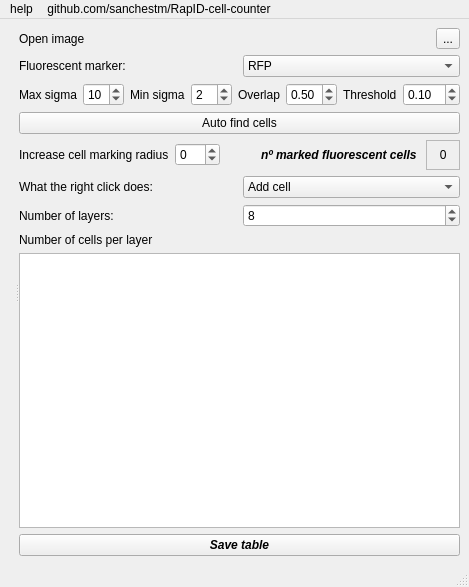
First picture: the form in bycells2v2.ui, repository sanchestm/RapID-cell-counter, before the edit.
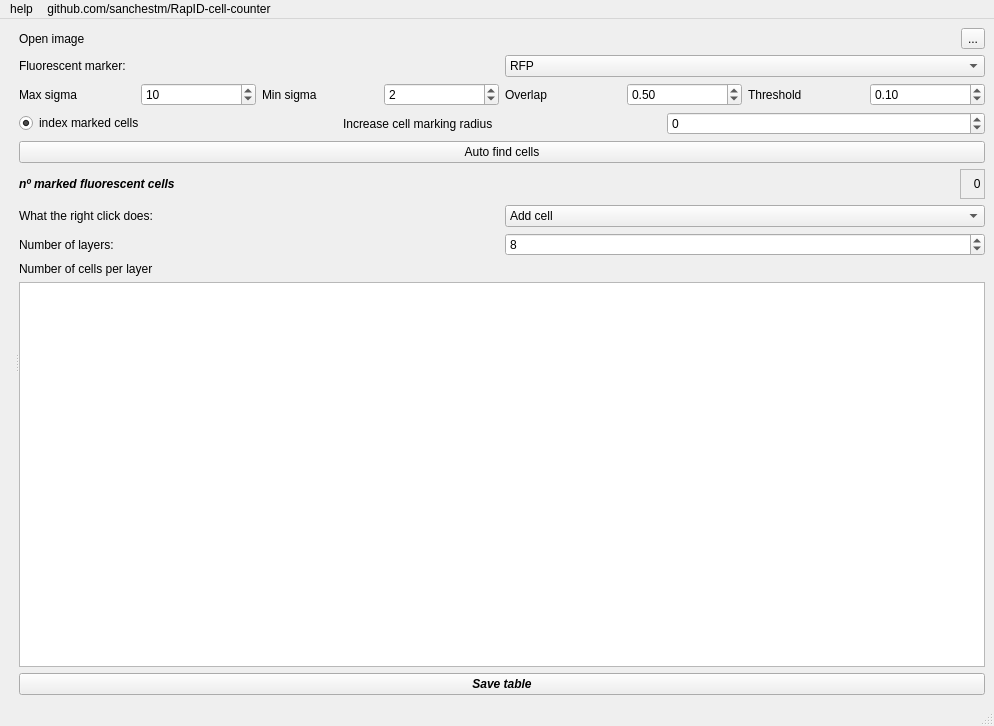
Second picture: the form after the edit. Icons and pictures are not drawn.

Commit message: add option to remove indices of marked cells

```diff
--- a/bycells2v2.ui
+++ b/bycells2v2.ui
@@ -6,8 +6,8 @@
    <rect>
     <x>0</x>
     <y>0</y>
-    <width>442</width>
-    <height>587</height>
+    <width>994</width>
+    <height>726</height>
    </rect>
   </property>
   <property name="minimumSize">
@@ -179,14 +179,20 @@
          </layout>
         </item>
         <item>
-         <widget class="QPushButton" name="FindCells">
-          <property name="text">
-           <string>Auto find cells</string>
+         <layout class="QHBoxLayout" name="horizontalLayout_8">
+          <property name="topMargin">
+           <number>0</number>
           </property>
-         </widget>
-        </item>
-        <item>
-         <layout class="QHBoxLayout" name="horizontalLayout_4">
+          <item>
+           <widget class="QRadioButton" name="cellIndexradio">
+            <property name="text">
+             <string>index marked cells</string>
+            </property>
+            <property name="checked">
+             <bool>true</bool>
+            </property>
+           </widget>
+          </item>
           <item>
            <widget class="QLabel" name="label_9">
             <property name="text">
@@ -204,13 +210,39 @@
             </property>
            </widget>
           </item>
+         </layout>
+        </item>
+        <item>
+         <widget class="QPushButton" name="FindCells">
+          <property name="text">
+           <string>Auto find cells</string>
+          </property>
+         </widget>
+        </item>
+        <item>
+         <layout class="QHBoxLayout" name="horizontalLayout_4">
+          <item>
+           <widget class="QLabel" name="label_5">
+            <property name="font">
+             <font>
+              <pointsize>9</pointsize>
+              <weight>75</weight>
+              <italic>true</italic>
+              <bold>true</bold>
+             </font>
+            </property>
+            <property name="text">
+             <string>nº marked fluorescent cells </string>
+            </property>
+           </widget>
+          </item>
           <item>
            <spacer name="horizontalSpacer">
             <property name="orientation">
              <enum>Qt::Horizontal</enum>
             </property>
             <property name="sizeType">
-             <enum>QSizePolicy::Fixed</enum>
+             <enum>QSizePolicy::Expanding</enum>
             </property>
             <property name="sizeHint" stdset="0">
              <size>
@@ -220,21 +252,6 @@
             </property>
            </spacer>
           </item>
-          <item>
-           <widget class="QLabel" name="label_5">
-            <property name="font">
-             <font>
-              <pointsize>9</pointsize>
-              <weight>75</weight>
-              <italic>true</italic>
-              <bold>true</bold>
-             </font>
-            </property>
-            <property name="text">
-             <string>nº marked fluorescent cells </string>
-            </property>
-           </widget>
-          </item>
           <item>
            <widget class="QLabel" name="nMarkedCells">
             <property name="frameShape">
@@ -366,7 +383,7 @@
     <rect>
      <x>0</x>
      <y>0</y>
-     <width>442</width>
+     <width>994</width>
      <height>21</height>
     </rect>
    </property>
```
Left out of the diff: 10 changed lines with no effect on the pictures. The commit also changes 1 other file.
